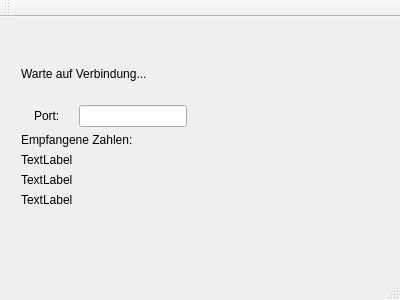
Old version of the form Server/server.ui in the repository FloAntretter/QTServerClient.
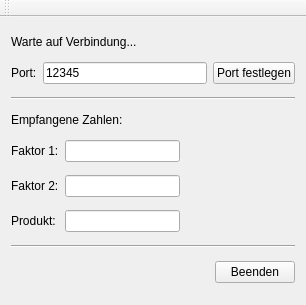
New version of the form.

Commit message:
GUI fertig. Flags updated.
Rücksenden fehlt noch. "MUL" und "END" wurden implementiert. Port ist
nun jederzeit über das GUI änderbar.

```diff
--- a/Server/server.ui
+++ b/Server/server.ui
@@ -6,41 +6,30 @@
    <rect>
     <x>0</x>
     <y>0</y>
-    <width>400</width>
-    <height>300</height>
+    <width>306</width>
+    <height>305</height>
    </rect>
   </property>
   <property name="windowTitle">
    <string>Server</string>
   </property>
   <widget class="QWidget" name="centralWidget">
-   <widget class="QWidget" name="">
-    <property name="geometry">
-     <rect>
-      <x>10</x>
-      <y>20</y>
-      <width>201</width>
-      <height>181</height>
-     </rect>
-    </property>
-    <layout class="QVBoxLayout" name="verticalLayout_2">
+   <layout class="QVBoxLayout" name="verticalLayout">
      <item>
       <widget class="QLabel" name="connectionLabel">
+      <property name="sizePolicy">
+       <sizepolicy hsizetype="Preferred" vsizetype="Fixed">
+        <horstretch>0</horstretch>
+        <verstretch>0</verstretch>
+       </sizepolicy>
+      </property>
        <property name="text">
         <string>Warte auf Verbindung...</string>
        </property>
       </widget>
      </item>
      <item>
-      <layout class="QVBoxLayout" name="verticalLayout">
-       <item>
         <layout class="QHBoxLayout" name="horizontalLayout">
-         <property name="leftMargin">
-          <number>0</number>
-         </property>
-         <property name="rightMargin">
-          <number>0</number>
-         </property>
          <item>
           <widget class="QLabel" name="portLabel">
            <property name="sizePolicy">
@@ -59,51 +48,153 @@
          </item>
          <item>
           <widget class="QLineEdit" name="portLineEdit">
-           <property name="sizePolicy">
-            <sizepolicy hsizetype="Fixed" vsizetype="Fixed">
-             <horstretch>0</horstretch>
-             <verstretch>0</verstretch>
-            </sizepolicy>
-           </property>
-           <property name="maxLength">
-            <number>1</number>
+        <property name="text">
+         <string>12345</string>
+        </property>
+       </widget>
+      </item>
+      <item>
+       <widget class="QPushButton" name="confirmPortButton">
+        <property name="text">
+         <string>Port festlegen</string>
            </property>
           </widget>
          </item>
         </layout>
        </item>
+    <item>
+     <widget class="Line" name="line_2">
+      <property name="orientation">
+       <enum>Qt::Horizontal</enum>
+      </property>
+     </widget>
+    </item>
        <item>
         <widget class="QLabel" name="zahlenUeberschriftLabel">
+      <property name="sizePolicy">
+       <sizepolicy hsizetype="Preferred" vsizetype="Fixed">
+        <horstretch>0</horstretch>
+        <verstretch>0</verstretch>
+       </sizepolicy>
+      </property>
          <property name="text">
           <string>Empfangene Zahlen:</string>
          </property>
         </widget>
        </item>
        <item>
-        <widget class="QLabel" name="zahl1Label">
+     <layout class="QHBoxLayout" name="horizontalLayout_2">
+      <item>
+       <widget class="QLabel" name="factor1Label">
          <property name="text">
-          <string>TextLabel</string>
+         <string>Faktor 1:</string>
          </property>
         </widget>
        </item>
        <item>
-        <widget class="QLabel" name="zahl2Label">
+       <widget class="QLineEdit" name="factor1LineEdit"/>
+      </item>
+      <item>
+       <spacer name="horizontalSpacer_3">
+        <property name="orientation">
+         <enum>Qt::Horizontal</enum>
+        </property>
+        <property name="sizeHint" stdset="0">
+         <size>
+          <width>40</width>
+          <height>20</height>
+         </size>
+        </property>
+       </spacer>
+      </item>
+     </layout>
+    </item>
+    <item>
+     <layout class="QHBoxLayout" name="horizontalLayout_3">
+      <item>
+       <widget class="QLabel" name="factor2Label">
          <property name="text">
-          <string>TextLabel</string>
+         <string>Faktor 2:</string>
          </property>
         </widget>
        </item>
        <item>
-        <widget class="QLabel" name="calculationLabel">
+       <widget class="QLineEdit" name="factor2LineEdit"/>
+      </item>
+      <item>
+       <spacer name="horizontalSpacer_4">
+        <property name="orientation">
+         <enum>Qt::Horizontal</enum>
+        </property>
+        <property name="sizeHint" stdset="0">
+         <size>
+          <width>40</width>
+          <height>20</height>
+         </size>
+        </property>
+       </spacer>
+      </item>
+     </layout>
+    </item>
+    <item>
+     <layout class="QHBoxLayout" name="horizontalLayout_4">
+      <item>
+       <widget class="QLabel" name="productLabel">
          <property name="text">
-          <string>TextLabel</string>
+         <string>Produkt: </string>
          </property>
         </widget>
        </item>
-      </layout>
-     </item>
-    </layout>
-   </widget>
+      <item>
+       <widget class="QLineEdit" name="productLineEdit"/>
+      </item>
+      <item>
+       <spacer name="horizontalSpacer_5">
+        <property name="orientation">
+         <enum>Qt::Horizontal</enum>
+        </property>
+        <property name="sizeHint" stdset="0">
+         <size>
+          <width>40</width>
+          <height>20</height>
+         </size>
+        </property>
+       </spacer>
+      </item>
+     </layout>
+    </item>
+    <item>
+     <widget class="Line" name="line">
+      <property name="orientation">
+       <enum>Qt::Horizontal</enum>
+      </property>
+     </widget>
+    </item>
+    <item>
+     <layout class="QHBoxLayout" name="horizontalLayout_5">
+      <item>
+       <spacer name="horizontalSpacer">
+        <property name="orientation">
+         <enum>Qt::Horizontal</enum>
+        </property>
+        <property name="sizeHint" stdset="0">
+         <size>
+          <width>40</width>
+          <height>20</height>
+         </size>
+        </property>
+       </spacer>
+      </item>
+      <item>
+       <widget class="QPushButton" name="quitButton">
+        <property name="text">
+         <string>Beenden</string>
+        </property>
+       </widget>
+      </item>
+     </layout>
+    </item>
+   </layout>
   </widget>
   <widget class="QMenuBar" name="menuBar">
    <property name="geometry">
@@ -123,7 +214,6 @@
     <bool>false</bool>
    </attribute>
   </widget>
-  <widget class="QStatusBar" name="statusBar"/>
  </widget>
  <layoutdefault spacing="6" margin="11"/>
  <resources/>
```
Left out of the diff: 2 changed lines with no effect on the pictures. Lines whose indentation alone changed are shown as unchanged. The commit also changes 2 other files.
